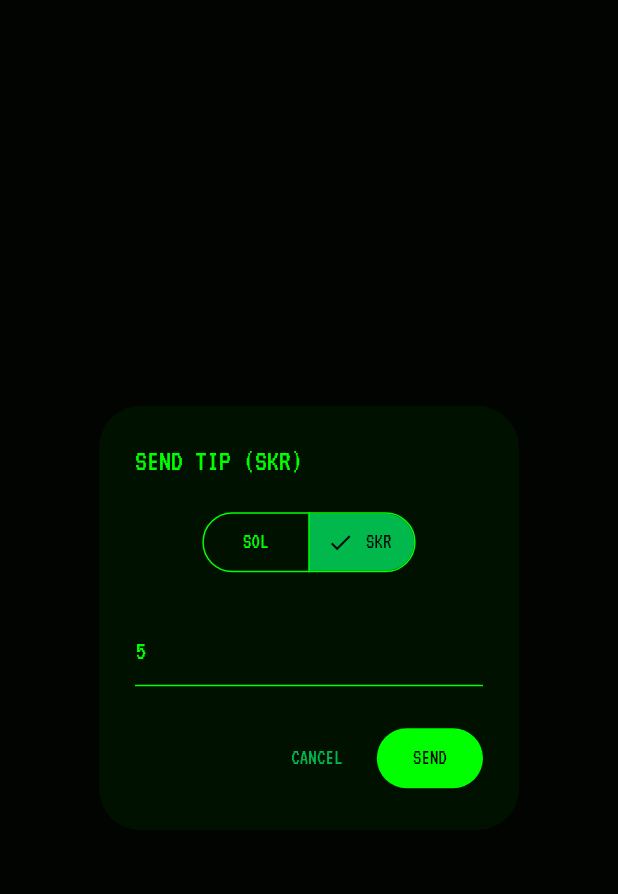
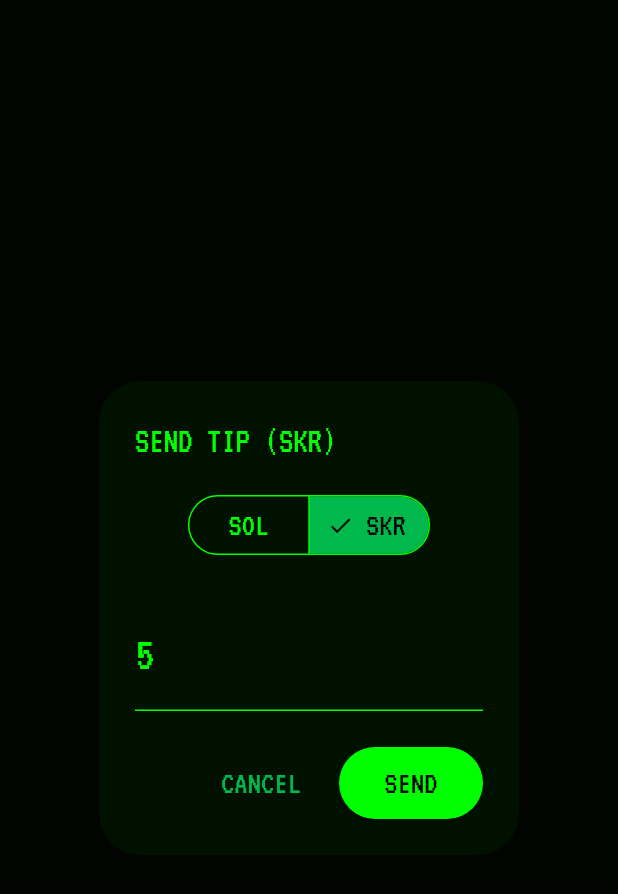
Before and after one commit to ShevchukIhor/PipStats, a Flutter app: the TipWidget widget shown alone on an empty page, opened directly with empty values, on a phone screen of 412 x 824 dp. Shown: the top 894 px of the screen. Run offline on Flutter 3.47's test engine with Material 3 defaults, Android fonts, the light colour scheme and no system bars; our stand-ins replace battery_plus, sqflite; missing offline and left inert: solana; accounts and stored records are empty.

Commit message:
fix(ui): shorten the header, enlarge the tip dialog controls
The header read "PIPSTATS LOCAL DEVICE STATS", which after the touch-target
fix had to shrink to fit beside four 48dp buttons. Cut to "PIPSTATS": the rest
described the app to someone already inside it, and the space is better spent
on controls.

tip_widget still carried raw fontSize literals — the earlier sweep that moved
sizes into PipText only covered main.dart — so the dialog never picked up the
larger type scale. The token picker, the amount field, Cancel and Send now use
PipText constants, and all three controls get explicit minimum sizes: the
default SegmentedButton height and TextButton width both fall under 48dp at
this scale.

The amount field is the largest text in the dialog, since it is the one number
worth double-checking before signing.

```diff
--- a/lib/l10n/app_en.arb
+++ b/lib/l10n/app_en.arb
@@ -1,7 +1,7 @@
 {
   "@@locale": "en",
   "appTitle": "PIPSTATS",
-  "headerTitle": "PIPSTATS  LOCAL  DEVICE  STATS",
+  "headerTitle": "PIPSTATS",
 
   "systemTab": "SYSTEM",
   "vaultTab": "VAULT",
--- a/lib/l10n/app_localizations.dart
+++ b/lib/l10n/app_localizations.dart
@@ -107,7 +107,7 @@ abstract class AppLocalizations {
   /// No description provided for @headerTitle.
   ///
   /// In en, this message translates to:
-  /// **'PIPSTATS  LOCAL  DEVICE  STATS'**
+  /// **'PIPSTATS'**
   String get headerTitle;
 
   /// No description provided for @systemTab.
--- a/lib/l10n/app_localizations_en.dart
+++ b/lib/l10n/app_localizations_en.dart
@@ -13,7 +13,7 @@ class AppLocalizationsEn extends AppLocalizations {
   String get appTitle => 'PIPSTATS';
 
   @override
-  String get headerTitle => 'PIPSTATS  LOCAL  DEVICE  STATS';
+  String get headerTitle => 'PIPSTATS';
 
   @override
   String get systemTab => 'SYSTEM';
--- a/lib/l10n/app_localizations_uk.dart
+++ b/lib/l10n/app_localizations_uk.dart
@@ -13,7 +13,7 @@ class AppLocalizationsUk extends AppLocalizations {
   String get appTitle => 'PIPSTATS';
 
   @override
-  String get headerTitle => 'PIPSTATS  ЛОКАЛЬНІ  СТАТИСТИКИ';
+  String get headerTitle => 'PIPSTATS';
 
   @override
   String get systemTab => 'СИСТЕМА';
--- a/lib/l10n/app_uk.arb
+++ b/lib/l10n/app_uk.arb
@@ -1,7 +1,7 @@
 {
   "@@locale": "uk",
   "appTitle": "PIPSTATS",
-  "headerTitle": "PIPSTATS  ЛОКАЛЬНІ  СТАТИСТИКИ",
+  "headerTitle": "PIPSTATS",
 
   "systemTab": "СИСТЕМА",
   "vaultTab": "СХОВИЩЕ",
--- a/lib/widgets/tip_widget.dart
+++ b/lib/widgets/tip_widget.dart
@@ -117,7 +117,7 @@ class _TipWidgetState extends State<TipWidget> {
       backgroundColor: ds.panel,
       title: Text(
         l10n.tipTitle,
-        style: TextStyle(color: ds.primary, fontSize: 20),
+        style: TextStyle(color: ds.primary, fontSize: PipText.heading),
       ),
       content: Form(
         key: _formKey,
@@ -125,9 +125,20 @@ class _TipWidgetState extends State<TipWidget> {
           mainAxisSize: MainAxisSize.min,
           children: [
             SegmentedButton<TipToken>(
-              segments: const [
-                ButtonSegment(value: TipToken.sol, label: Text('SOL')),
-                ButtonSegment(value: TipToken.skr, label: Text('SKR')),
+              style: SegmentedButton.styleFrom(
+                // The default segment height is well under the 48dp touch
+                // minimum once the type scale goes up.
+                minimumSize: const Size(0, 52),
+              ),
+              segments: [
+                ButtonSegment(
+                  value: TipToken.sol,
+                  label: Text('SOL', style: TextStyle(fontSize: PipText.title)),
+                ),
+                ButtonSegment(
+                  value: TipToken.skr,
+                  label: Text('SKR', style: TextStyle(fontSize: PipText.title)),
+                ),
               ],
               selected: {_selectedType},
               onSelectionChanged: (Set<TipToken> newSelection) {
@@ -143,7 +154,9 @@ class _TipWidgetState extends State<TipWidget> {
               keyboardType: const TextInputType.numberWithOptions(decimal: true),
               decoration: InputDecoration(
                 hintText: l10n.tipAmountHint,
-                hintStyle: TextStyle(color: ds.dim),
+                hintStyle: TextStyle(color: ds.dim, fontSize: PipText.title),
+                contentPadding: const EdgeInsets.symmetric(vertical: 14),
+                errorStyle: TextStyle(fontSize: PipText.note),
                 enabledBorder: UnderlineInputBorder(
                   borderSide: BorderSide(color: ds.primary),
                 ),
@@ -151,7 +164,7 @@ class _TipWidgetState extends State<TipWidget> {
                   borderSide: BorderSide(color: ds.primary, width: 2),
                 ),
               ),
-              style: TextStyle(color: ds.primary, fontSize: 18),
+              style: TextStyle(color: ds.primary, fontSize: PipText.hero),
               validator: (v) {
                 // Same conversion the send path uses, so what validates here
                 // is exactly what gets submitted.
@@ -178,12 +191,19 @@ class _TipWidgetState extends State<TipWidget> {
       ),
       actions: [
         TextButton(
+          style: TextButton.styleFrom(minimumSize: const Size(88, 48)),
           onPressed: _isSending ? null : () => Navigator.pop(context),
-          child: Text(l10n.cancel, style: TextStyle(color: ds.dim)),
+          child: Text(
+            l10n.cancel,
+            style: TextStyle(color: ds.dim, fontSize: PipText.title),
+          ),
         ),
         ElevatedButton(
           onPressed: _isSending ? null : _handleTip,
-          style: ElevatedButton.styleFrom(backgroundColor: ds.primary),
+          style: ElevatedButton.styleFrom(
+            backgroundColor: ds.primary,
+            minimumSize: const Size(96, 48),
+          ),
           child: _isSending
               ? SizedBox(
                   width: 20,
@@ -193,7 +213,10 @@ class _TipWidgetState extends State<TipWidget> {
                     color: ds.bg,
                   ),
                 )
-              : Text(l10n.tipSend, style: TextStyle(color: ds.bg)),
+              : Text(
+                  l10n.tipSend,
+                  style: TextStyle(color: ds.bg, fontSize: PipText.title),
+                ),
         ),
       ],
     );
```
